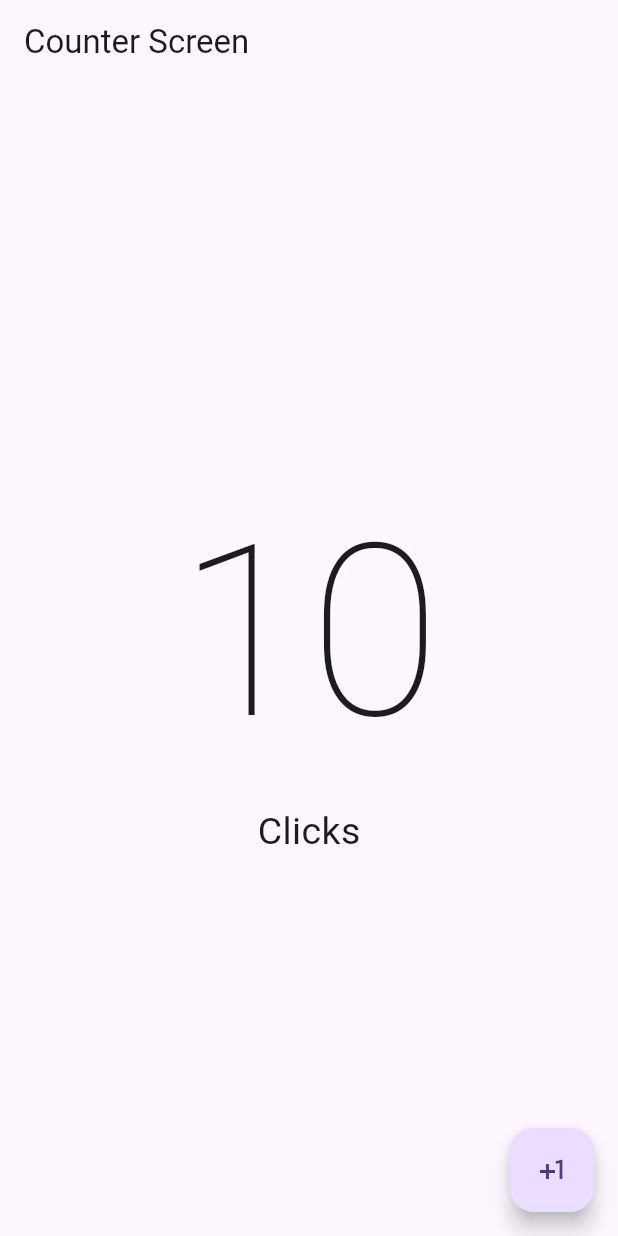
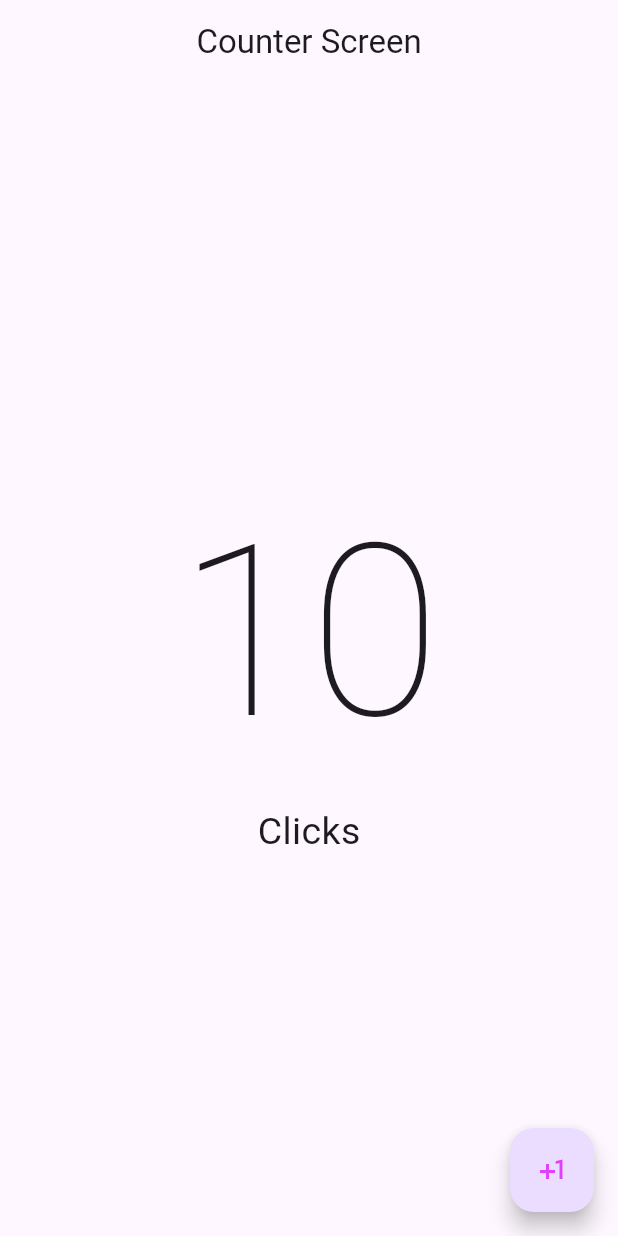
Before and after one commit to RodrigoGabrielSanabria/PracticaFlutter, a Flutter app: the screen it shows after launch, on a phone screen of 412 x 824 dp. Run offline on Flutter 3.47's test engine with Material 3 defaults, Android fonts, the phone set to English and light mode, and no system bars.

Commit message:
Update counter_screen.dart

```diff
--- a/hello_world_app/lib/presentation/screens/counter/counter_screen.dart
+++ b/hello_world_app/lib/presentation/screens/counter/counter_screen.dart
@@ -1,13 +1,20 @@
 import 'package:flutter/material.dart';
 
-class CounterScreen extends StatelessWidget {
+class CounterScreen extends StatefulWidget { //cambio de stateless widgets a stateful widget para poder agregar al boton del contador su funcinalidad
   const CounterScreen({super.key});
 
+  @override
+  State<CounterScreen> createState() => _CounterScreenState();
+}
+
+class _CounterScreenState extends State<CounterScreen> {
   @override
   Widget build(BuildContext context) {
     return  Scaffold(
       appBar: AppBar(
-        title: const Text('Counter Screen'),
+        title: const Center(
+          child:
+          Text('Counter Screen')) ,
       ) ,
         body: const  Center(
           child:  Column(
@@ -22,7 +29,8 @@ class CounterScreen extends StatelessWidget {
           onPressed: () {
 
           },
-          child: const Icon(Icons.plus_one),
+          child: const Icon(Icons.plus_one, color: Colors.purpleAccent,),
+
           ),
       );
   }
```
